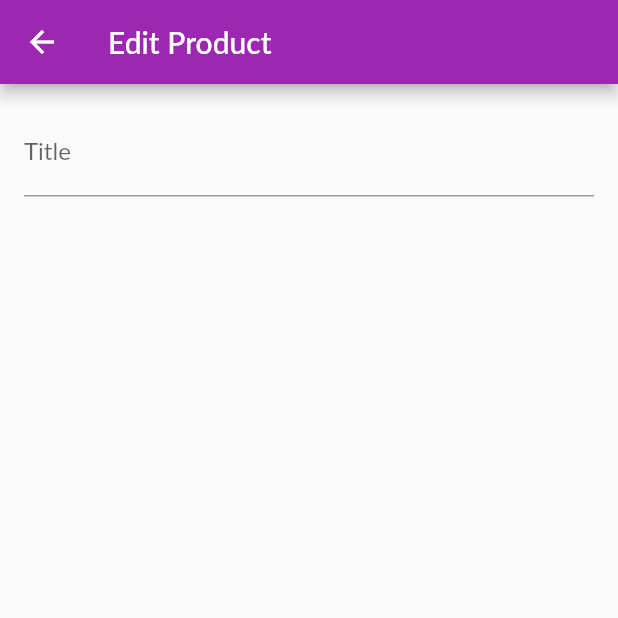
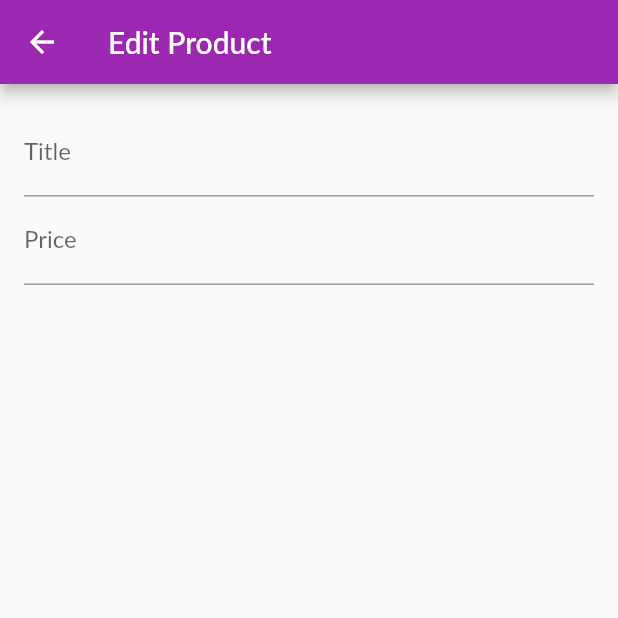
Before and after one commit to khoa-nd/flutter_shop_app, a Flutter app: the EditProductScreen screen opened by its route, on a phone screen of 412 x 824 dp, the top half of it. Run offline on Flutter 3.47's test engine with Material 2 defaults, Android fonts, the phone set to English and light mode, and no system bars; network calls fail; Roboto replaces fonts that are missing (Lato).

Commit message:
manage focus input

```diff
--- a/lib/screens/edit_product_screen.dart
+++ b/lib/screens/edit_product_screen.dart
@@ -2,11 +2,14 @@ import 'package:flutter/material.dart';
 
 class EditProductScreen extends StatefulWidget {
   static const routeName = '/edit-product';
+
   @override
   State<EditProductScreen> createState() => _EditProductScreenState();
 }
 
 class _EditProductScreenState extends State<EditProductScreen> {
+  final _priceFocusNode = FocusNode();
+
   @override
   Widget build(BuildContext context) {
     return Scaffold(
@@ -17,12 +20,20 @@ class _EditProductScreenState extends State<EditProductScreen> {
         padding: const EdgeInsets.all(16.0),
         child: Form(
             child: ListView(
-          children: <Widget>[
-            TextFormField(
-                decoration: InputDecoration(labelText: 'Title'),
-                textInputAction: TextInputAction.next)
-          ],
-        )),
+              children: <Widget>[
+                TextFormField(
+                    decoration: InputDecoration(labelText: 'Title'),
+                    textInputAction: TextInputAction.next,
+                    onFieldSubmitted: (_) {
+                      FocusScope.of(context).requestFocus(_priceFocusNode);
+                    }),
+                TextFormField(
+                  decoration: InputDecoration(labelText: 'Price'),
+                  textInputAction: TextInputAction.next,
+                  keyboardType: TextInputType.number,
+                  focusNode: _priceFocusNode,)
+              ],
+            )),
       ),
     );
   }
```
